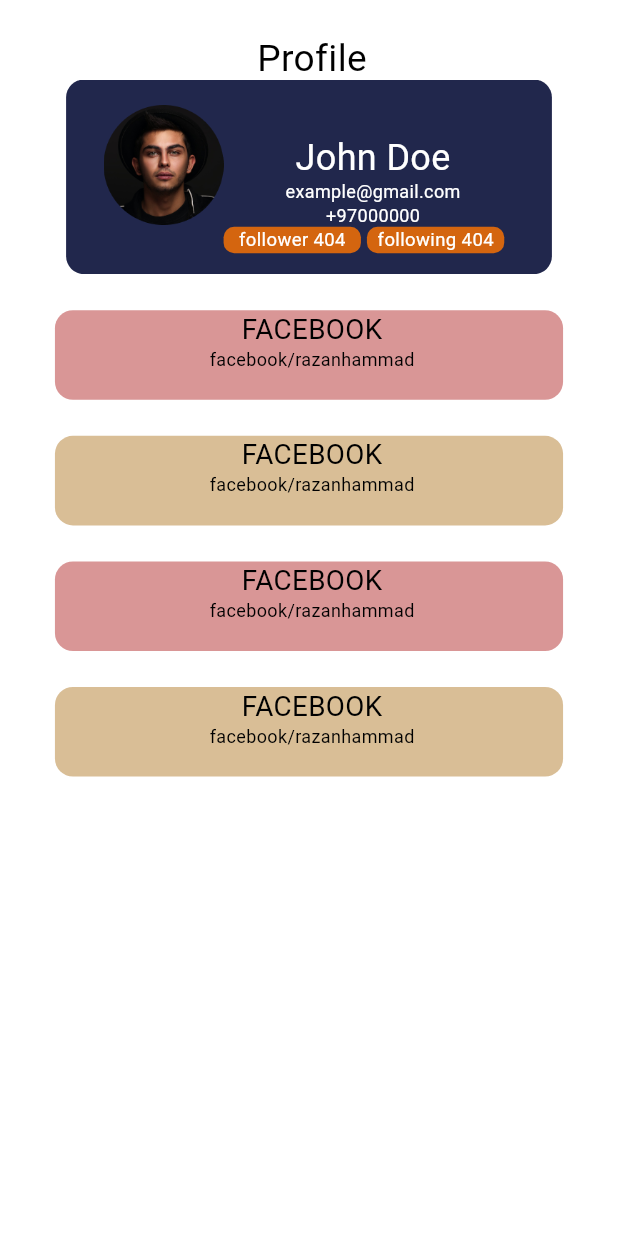
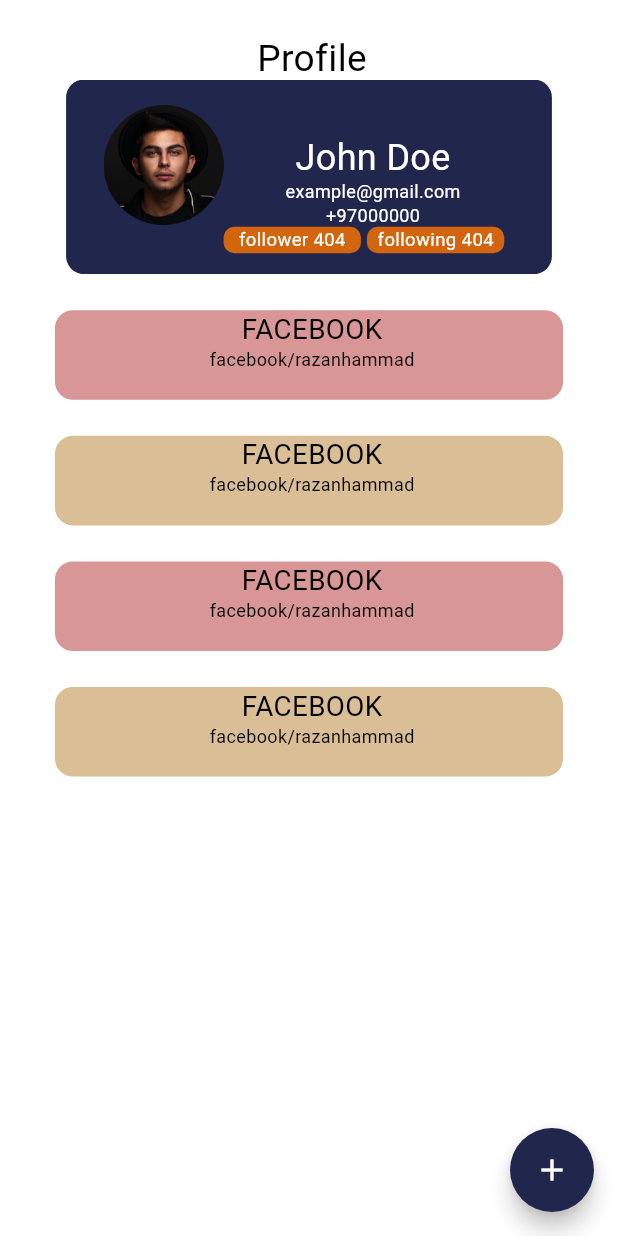
Before and after one commit to RazanHammad97/flutterbetweenerfinal, a Flutter app: the screen it shows after launch, on a phone screen of 412 x 824 dp. Run offline on Flutter 3.47's test engine with Material 2 defaults, Android fonts, the phone set to English and light mode, and no system bars; our stand-ins replace flutter_screenutil.

Commit message:
add floating action button to profile screen

```diff
--- a/lib/auth/widgets/screen_container.dart
+++ b/lib/auth/widgets/screen_container.dart
@@ -6,16 +6,18 @@
       {required this.body,
       this.leftPadding = 0,
       this.rightPadding = 0,
+        this.customFloatButton,
       Key? key})
       : super(key: key);
   List<Widget> body;
   double leftPadding;
   double rightPadding;
-
+  Widget? customFloatButton;
   @override
   Widget build(BuildContext context) {
     return SafeArea(
       child: Scaffold(
+        floatingActionButton: customFloatButton,
 
           // appBar: AppBar(
           //   leading: BackButton(
--- a/lib/features/profile/profile_view.dart
+++ b/lib/features/profile/profile_view.dart
@@ -2,6 +2,7 @@
 import 'package:projectbetweener/auth/widgets/custom_text_widget.dart';
 import 'package:projectbetweener/auth/widgets/screen_container.dart';
 import 'package:flutter_screenutil/flutter_screenutil.dart';
+import 'package:projectbetweener/features/profile/widgets/custom_floating_botton.dart';
 import 'package:projectbetweener/features/profile/widgets/custom_profile_container_widget.dart';
 import 'package:projectbetweener/features/profile/widgets/custom_profile_link_widget.dart';
 
@@ -12,6 +13,7 @@
   @override
   Widget build(BuildContext context) {
     return ScreenContainer(
+      customFloatButton: CustomFloatingButton(onPressed: (){},),
       body: [
         CustomText(
           title: "Profile",
@@ -43,7 +45,9 @@
               socialLinkTitle: "facebook/razanhammad",
             )
           ],
-        )
+        ),
+
+
       ],
     );
   }
--- /dev/null
+++ b/lib/features/profile/widgets/custom_floating_botton.dart
@@ -0,0 +1,15 @@
+import 'package:flutter/material.dart';
+
+class CustomFloatingButton extends StatelessWidget {
+  CustomFloatingButton({required this.onPressed,Key? key}) : super(key: key);
+  void Function()? onPressed;
+
+  @override
+  Widget build(BuildContext context) {
+    return FloatingActionButton(
+      onPressed: onPressed,
+      backgroundColor: Color(0xff21274c),
+      child: const Icon(Icons.add),
+    );
+  }
+}
```
